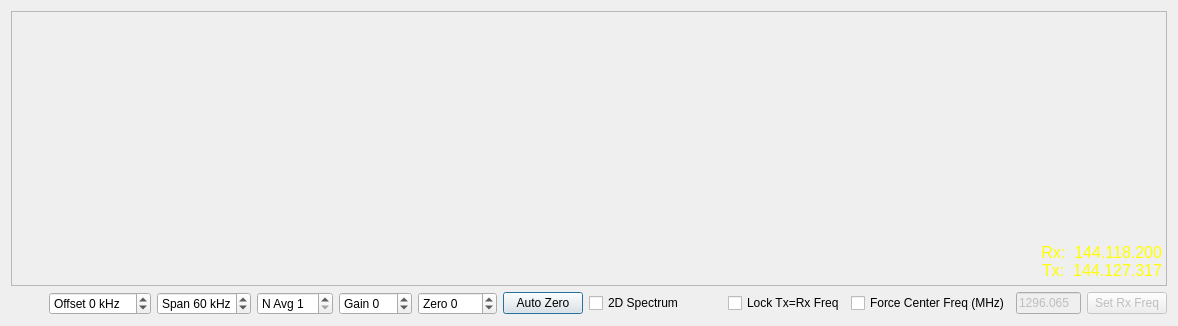
Qt form map65/widegraph.ui (WSJTX/wsjtx) before a commit.
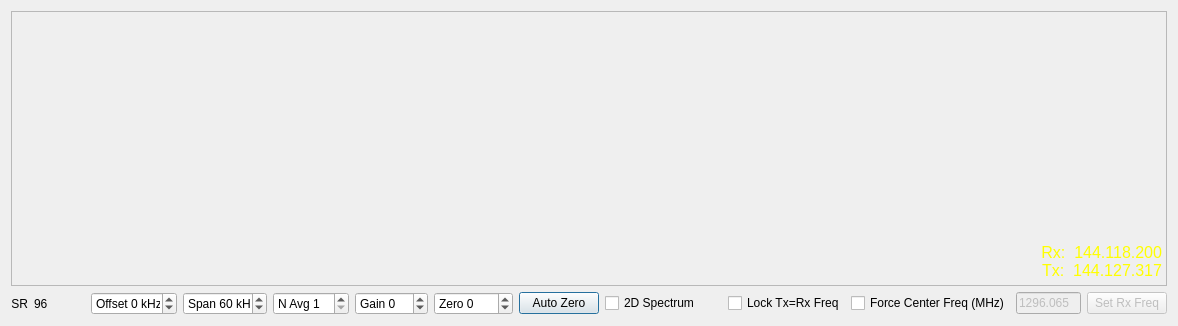
The same form after that commit. Custom widgets are drawn as their Qt base class.

Diff of the .ui file:
```diff
--- a/map65/widegraph.ui
+++ b/map65/widegraph.ui
@@ -74,6 +74,32 @@
     <layout class="QVBoxLayout" name="verticalLayout">
      <item>
       <layout class="QHBoxLayout" name="horizontalLayout_3">
+	   <item>
+		 <widget class="QLabel" name="srLabel">
+		  <property name="text">
+		   <string>SR</string>
+		  </property>
+		  <property name="alignment">
+		   <set>Qt::AlignRight|Qt::AlignVCenter</set>
+		  </property>
+		 </widget>
+		</item>
+		<item>
+		 <widget class="QLabel" name="srValueLabel">
+		  <property name="minimumSize">
+		   <size>
+			<width>30</width>
+			<height>0</height>
+		   </size>
+		  </property>
+		  <property name="text">
+		   <string>96</string>
+		  </property>
+		  <property name="alignment">
+		   <set>Qt::AlignLeft|Qt::AlignVCenter</set>
+		  </property>
+		 </widget>
+	   </item>	   
        <item>
         <spacer name="horizontalSpacer_2">
          <property name="orientation">
@@ -157,7 +183,7 @@
           <number>5</number>
          </property>
          <property name="maximum">
-          <number>90</number>
+          <number>190</number>
          </property>
          <property name="singleStep">
           <number>5</number>
```
